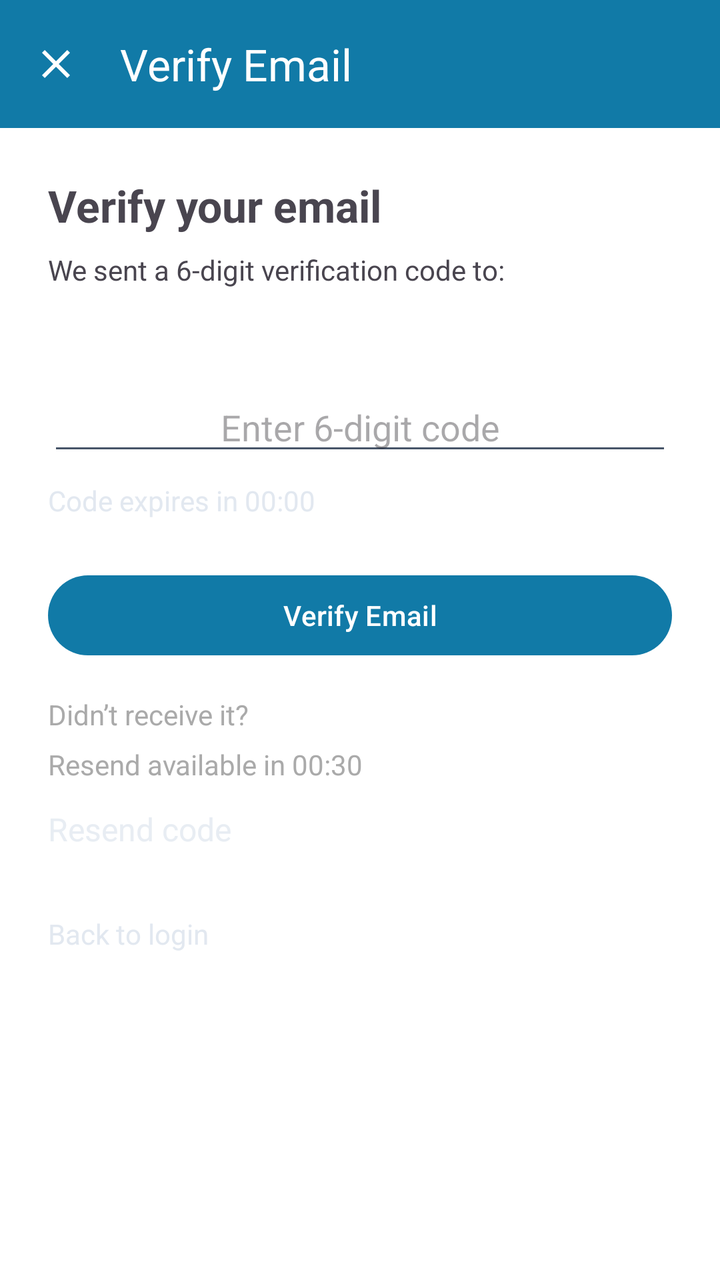
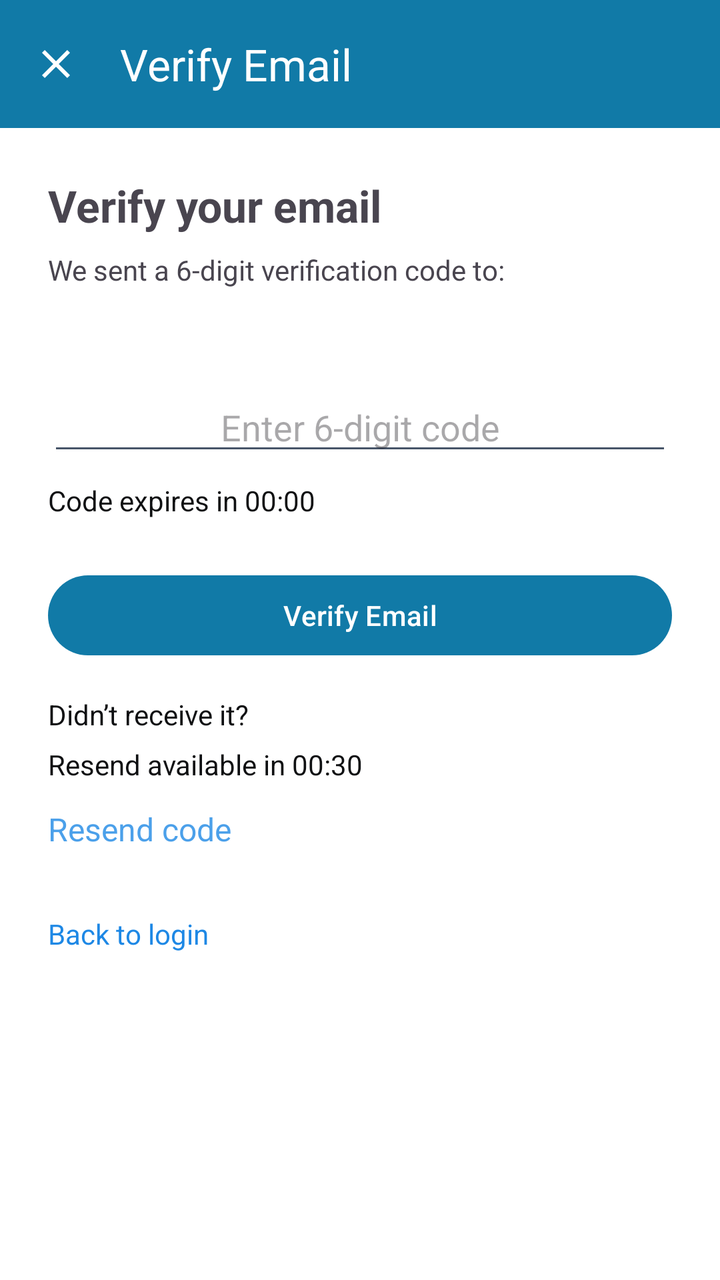

Compare the two renders of this Android layout. The source of the first and the diff that turns it into the second are given below.
<!-- AndroidManifest.xml: application theme Theme.ApnaFund -->
<!-- res/layout/fragment_verify_email.xml -->
<?xml version="1.0" encoding="utf-8"?>
<androidx.constraintlayout.widget.ConstraintLayout
    xmlns:android="http://schemas.android.com/apk/res/android"
    xmlns:app="http://schemas.android.com/apk/res-auto"
    android:layout_width="match_parent"
    android:layout_height="match_parent"
    android:background="@android:color/white">

    
    <com.google.android.material.appbar.MaterialToolbar
        android:id="@+id/auth_toolbar"
        android:layout_width="0dp"
        android:layout_height="?attr/actionBarSize"
        style="@style/ApnaFund.Toolbar"
        app:layout_constraintTop_toTopOf="parent"
        app:layout_constraintStart_toStartOf="parent"
        app:layout_constraintEnd_toEndOf="parent"
        app:navigationIcon="@drawable/ic_close"
        app:title="Verify Email" />

    
    <ScrollView
        android:layout_width="0dp"
        android:layout_height="0dp"
        android:padding="24dp"
        app:layout_constraintTop_toBottomOf="@id/auth_toolbar"
        app:layout_constraintBottom_toBottomOf="parent"
        app:layout_constraintStart_toStartOf="parent"
        app:layout_constraintEnd_toEndOf="parent">

        <LinearLayout
            android:layout_width="match_parent"
            android:layout_height="wrap_content"
            android:orientation="vertical">

            <TextView
                android:id="@+id/textTitle"
                android:layout_width="wrap_content"
                android:layout_height="wrap_content"
                android:text="@string/text_verify_email"
                android:textSize="22sp"
                android:textStyle="bold" />

            <TextView
                android:id="@+id/textSub"
                android:layout_width="wrap_content"
                android:layout_height="wrap_content"
                android:layout_marginTop="8dp"
                android:text="@string/message_6_digit_verification_code"
                android:textSize="14sp" />

            <TextView
                android:id="@+id/textEmail"
                android:layout_width="wrap_content"
                android:layout_height="wrap_content"
                android:layout_marginTop="4dp"
                android:textStyle="bold" />

            <EditText
                android:id="@+id/editTextOtp"
                android:layout_width="match_parent"
                android:layout_height="wrap_content"
                android:layout_marginTop="24dp"
                android:hint="@string/text_enter_6_digit_code"
                android:inputType="number"
                android:maxLength="6"
                android:textSize="18sp"
                android:gravity="center" />

            <TextView
                android:id="@+id/textTimer"
                android:layout_width="wrap_content"
                android:layout_height="wrap_content"
                android:layout_marginTop="8dp"
                android:text="@string/text_code_expires"
                android:textSize="14sp"
                android:textColor="@color/primary_colour" />

            <Button
                android:id="@+id/buttonVerify"
                android:layout_width="match_parent"
                android:layout_height="wrap_content"
                android:layout_marginTop="24dp"
                android:text="@string/header_verify_email" />

            <TextView
                android:id="@+id/textDidntReceive"
                android:layout_width="wrap_content"
                android:layout_height="wrap_content"
                android:layout_marginTop="16dp"
                android:text="@string/message_not_receive"
                android:textSize="14sp"
                android:textColor="@android:color/darker_gray" />

            <TextView
                android:id="@+id/textResendTimer"
                android:layout_width="wrap_content"
                android:layout_height="wrap_content"
                android:layout_marginTop="6dp"
                android:text="@string/text_resend_available"
                android:textSize="14sp"
                android:textColor="@android:color/darker_gray" />

            <TextView
                android:id="@+id/textResend"
                android:layout_width="wrap_content"
                android:layout_height="wrap_content"
                android:layout_marginTop="12dp"
                android:text="@string/message_resend_code"
                android:textSize="16sp"
                android:textColor="@color/primary_colour"
                android:enabled="false"
                android:alpha="0.8" />

            
            <TextView
                android:id="@+id/textBackToLogin"
                android:layout_width="wrap_content"
                android:layout_height="wrap_content"
                android:layout_marginTop="32dp"
                android:text="@string/message_back_to_login"
                android:textSize="14sp"
                android:textColor="@color/primary_colour" />

        </LinearLayout>
    </ScrollView>

</androidx.constraintlayout.widget.ConstraintLayout>
<!-- resources referenced by this layout -->
<resources>
  <color name="primary_colour">#E2E8F0</color>
  <!-- drawable ic_close (drawable) -->
  <vector xmlns:android="http://schemas.android.com/apk/res/android" android:height="24dp" android:tint="#000000" android:viewportHeight="24" android:viewportWidth="24" android:width="24dp">
        
      <path android:fillColor="@android:color/white" android:pathData="M19,6.41L17.59,5 12,10.59 6.41,5 5,6.41 10.59,12 5,17.59 6.41,19 12,13.41 17.59,19 19,17.59 13.41,12z"/>
      
  </vector>
  <string name="header_verify_email">Verify Email</string>
  <string name="message_6_digit_verification_code">We sent a 6-digit verification code to:</string>
  <string name="message_back_to_login">Back to login</string>
  <string name="message_not_receive">Didn’t receive it?</string>
  <string name="message_resend_code">Resend code</string>
  <string name="text_code_expires">Code expires in 00:00</string>
  <string name="text_enter_6_digit_code">Enter 6-digit code</string>
  <string name="text_resend_available">Resend available in 00:30</string>
  <string name="text_verify_email">Verify your email</string>
  <style name="ApnaFund.Toolbar" parent="Widget.Material3.Toolbar">
          <item name="android:background">?attr/colorPrimary</item>
          <item name="titleTextColor">?attr/colorOnPrimary</item>
          <item name="navigationIconTint">?attr/colorOnPrimary</item>
          <item name="android:elevation">4dp</item>
      </style>
  <style name="Theme.ApnaFund" parent="Base.Theme.ApnaFund" />
  <style name="Base.Theme.ApnaFund" parent="Theme.Material3.DayNight.NoActionBar">
          
          
          <item name="colorSecondary">#00ACC1</item> 
          <item name="colorTertiary">#FDD835</item> 
          
          <item name="android:colorBackground">@color/background</item>
  
          
          <item name="colorSurface">@color/surface</item>
          <item name="colorOnSurface">@color/text_primary</item>
          <item name="colorSurfaceVariant">@color/surface_variant</item>
  
          
          <item name="colorPrimary">@color/blue_dark</item>
          <item name="colorOnPrimary">@color/on_primary</item>
  
          
          <item name="android:textColorPrimary">@color/text_primary</item>
          <item name="android:textColorSecondary">@color/text_secondary</item>
      </style>
  <color name="background">#F8FAFC</color>
  <color name="surface">#FFFFFF</color>
  <color name="text_primary">#0F1012</color>
  <color name="surface_variant">#E2E8F0</color>
  <color name="blue_dark">#117AA7</color>
  <color name="on_primary">#FFFFFF</color>
  <color name="text_secondary">#475569</color>
</resources>

<!-- the commit's change to res/layout/fragment_verify_email.xml (unified diff, before → after) -->
@@ -74,7 +74,7 @@
                 android:layout_marginTop="8dp"
                 android:text="@string/text_code_expires"
                 android:textSize="14sp"
-                android:textColor="@color/primary_colour" />
+                android:textColor="?attr/colorOnSurface" />
 
             <Button
                 android:id="@+id/buttonVerify"
@@ -90,7 +90,7 @@
                 android:layout_marginTop="16dp"
                 android:text="@string/message_not_receive"
                 android:textSize="14sp"
-                android:textColor="@android:color/darker_gray" />
+                android:textColor="?attr/colorOnSurface" />
 
             <TextView
                 android:id="@+id/textResendTimer"
@@ -99,7 +99,7 @@
                 android:layout_marginTop="6dp"
                 android:text="@string/text_resend_available"
                 android:textSize="14sp"
-                android:textColor="@android:color/darker_gray" />
+                android:textColor="?attr/colorOnSurface" />
 
             <TextView
                 android:id="@+id/textResend"
@@ -108,7 +108,7 @@
                 android:layout_marginTop="12dp"
                 android:text="@string/message_resend_code"
                 android:textSize="16sp"
-                android:textColor="@color/primary_colour"
+                android:textColor="@color/link_colour"
                 android:enabled="false"
                 android:alpha="0.8" />
 
@@ -120,7 +120,7 @@
                 android:layout_marginTop="32dp"
                 android:text="@string/message_back_to_login"
                 android:textSize="14sp"
-                android:textColor="@color/primary_colour" />
+                android:textColor="@color/link_colour" />
 
         </LinearLayout>
     </ScrollView>
<!-- resource entries referenced after the edit -->
@@ -1,6 +1,6 @@
 <!-- resources referenced by this layout -->
 <resources>
-  <color name="primary_colour">#E2E8F0</color>
+  <color name="link_colour">#1E88E5</color>
   <!-- drawable ic_close (drawable) -->
   <vector xmlns:android="http://schemas.android.com/apk/res/android" android:height="24dp" android:tint="#000000" android:viewportHeight="24" android:viewportWidth="24" android:width="24dp">
         
